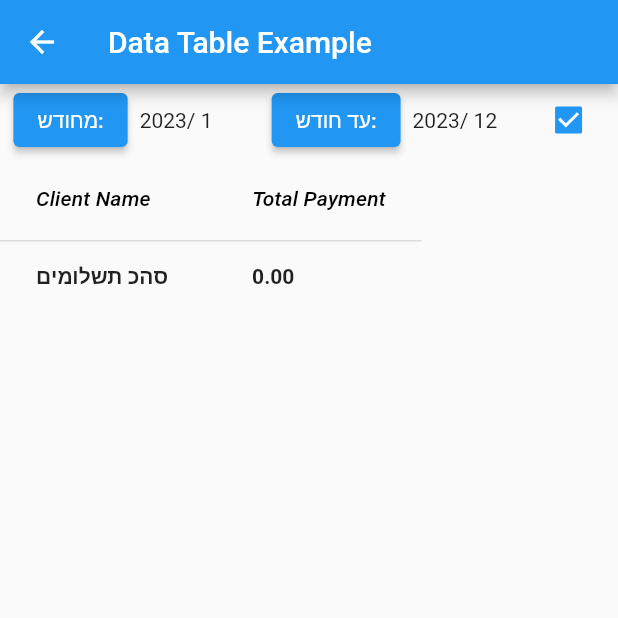
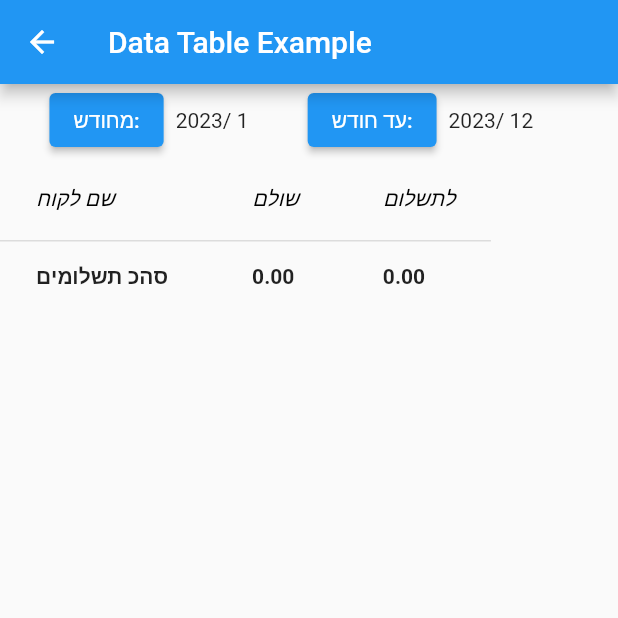
Before and after one commit to yosih48/clients-flutter, a Flutter app: the DataTableExample screen opened directly, on a phone screen of 412 x 824 dp, the top half of it. Run offline on Flutter 3.47's test engine with Material 2 defaults, Android fonts, the phone set to English and light mode, and no system bars; our stand-ins replace cloud_firestore, csv, firebase_auth, firebase_core, flutter_slidable, fluttertoast and 8 more; missing offline and left inert: external_path; accounts and stored records are empty; generated files the repository leaves out were written again; network calls fail.

Commit message:
addinf not paid to table

```diff
--- a/lib/componenets/tableData.dart
+++ b/lib/componenets/tableData.dart
@@ -3,29 +3,35 @@ import 'package:flutter/material.dart';
 
 class DataTableWidget extends StatelessWidget {
   final Map<String, double> clientTotalPayments;
+  final Map<String, double> clientNotPaidPayments;
 
-  DataTableWidget({required this.clientTotalPayments});
+  DataTableWidget({required this.clientTotalPayments, required this.clientNotPaidPayments});
 
   @override
   Widget build(BuildContext context) {
     List<DataRow> rows = [];
 double totalSum = 0.0; // Initialize the total sum
+double totalSumNotpaid = 0.0; // Initialize the total sum
     clientTotalPayments.forEach((clientName, totalPayment) {
+        double notPaid = clientNotPaidPayments[clientName] ?? 0.0;
       // print( totalPayment);
       rows.add(DataRow(
         cells: <DataCell>[
           DataCell(Text(clientName)),
           DataCell(Text(totalPayment.toStringAsFixed(2))),
+             DataCell(Text(notPaid.toStringAsFixed(2))),
 
 
         ],
       ));
        totalSum += totalPayment; // Add the current totalPayment to the total sum
+       totalSumNotpaid += notPaid; // Add the current totalPayment to the total sum
     });
 rows.add(DataRow(
   cells: <DataCell>[
     DataCell(Text('סהכ תשלומים',style: TextStyle(fontWeight: FontWeight.bold),)),
     DataCell(Text(totalSum.toStringAsFixed(2), style: TextStyle(fontWeight: FontWeight.bold),)),
+    DataCell(Text(totalSumNotpaid.toStringAsFixed(2), style: TextStyle(fontWeight: FontWeight.bold),)),
   ],
 ));
     return Container(
@@ -39,13 +45,19 @@ rows.add(DataRow(
             columns: const <DataColumn>[
               DataColumn(
                 label: Text(
-                  'Client Name',
+                  'שם לקוח',
                   style: TextStyle(fontStyle: FontStyle.italic),
                 ),
               ),
               DataColumn(
                 label: Text(
-                  'Total Payment',
+                  'שולם',
+                  style: TextStyle(fontStyle: FontStyle.italic),
+                ),
+              ),
+              DataColumn(
+                label: Text(
+                  'לתשלום',
                   style: TextStyle(fontStyle: FontStyle.italic),
                 ),
               ),
--- a/lib/screens/tableScreen.dart
+++ b/lib/screens/tableScreen.dart
@@ -47,6 +47,7 @@ void updateCheckboxValue(bool newValue) async {
   @override
   Widget build(BuildContext context) {
     Map<String, double> clientTotalPayments = {};
+    Map<String, double> clientNotPaidPayments = {};
     List<DataRow> rows = [];
     DateTime selected = DateTime.now();
     DateTime initial = DateTime(1970);
@@ -134,7 +135,7 @@ void updateCheckboxValue(bool newValue) async {
 
         return FutureBuilder<void>(
           future: processUserData(
-              userDataSnapshot.data!.docs, clientTotalPayments, rows),
+              userDataSnapshot.data!.docs, clientTotalPayments,clientNotPaidPayments, rows),
           builder: (context, snapshot) {
             print('ProcessUserData called'); // Verify if the function is called
             if (snapshot.connectionState == ConnectionState.done) {
@@ -180,28 +181,14 @@ void updateCheckboxValue(bool newValue) async {
                           ],
                         ),
 
-                        // child: TextFormField(
-                        //   controller: _dateCEnd,
 
-                        //   decoration: const InputDecoration(
+                      ),
 
-                        //       // labelText: 'date picker',
-
-                        //       border: OutlineInputBorder()),
-                        //   enabled: false,
-                        // ),
-                      ),
-Checkbox(
-  value: _checkboxDone,
-  onChanged: (newValue) {
-    updateCheckboxValue(newValue!);
-  },
-),
                     ],
                   ),
                   Row(
                     children: [
-                      DataTableWidget(clientTotalPayments: clientTotalPayments),
+                      DataTableWidget(clientTotalPayments: clientTotalPayments , clientNotPaidPayments: clientNotPaidPayments),
                     ],
                   ),
                 ]),
@@ -222,6 +209,7 @@ Checkbox(
   Future<void> processUserData(
     List<QueryDocumentSnapshot> userDataDocs,
     Map<String, double> clientTotalPayments,
+    Map<String, double> clientNotPaidPayments,
     List<DataRow> rows,
   ) async {
     print(_dateC.text);
@@ -241,36 +229,31 @@ Checkbox(
           await userDataDoc.reference.collection('calls').get();
 
       double totalPayment = 0;
+      double totalNotPaidPayment = 0;
 
       for (QueryDocumentSnapshot callDoc in callsSnapshot.docs) {
         int documentTimestamp = callDoc['timestamp'] as int;
         bool documentPaid =  callDoc['paid'];
-        if(_checkboxDone = true){
-        if (documentTimestamp >= startTimestamp &&
-            documentTimestamp < endTimestamp && documentPaid == true) {
-          // Add the payment to totalPayment
-          totalPayment += callDoc['payment'] as double;
+
+
+          if (documentTimestamp >= startTimestamp &&
+            documentTimestamp < endTimestamp) {
+          totalPayment += documentPaid ? callDoc['payment'] : 0.0;
+          totalNotPaidPayment += !documentPaid ? callDoc['payment'] : 0.0;
         }
 
-        }else{
-               if (documentTimestamp >= startTimestamp &&
-            documentTimestamp < endTimestamp && documentPaid == false) {
-          // Add the payment to totalPayment
-          totalPayment += callDoc['payment'] as double;
-        }
-        }
         // totalPayment += callDoc['payment'] as double;
       }
       // Store the total payment for the client
       clientTotalPayments[clientName] = totalPayment;
+      clientNotPaidPayments[clientName] = totalNotPaidPayment;
 
-      // print(totalPayment);
-      // print(clientTotalPayments);
 
       rows.add(DataRow(
         cells: <DataCell>[
           DataCell(Text(clientName)),
           DataCell(Text(totalPayment.toStringAsFixed(2))),
+          DataCell(Text(totalNotPaidPayment.toStringAsFixed(2))),
 
 
         ],
```
